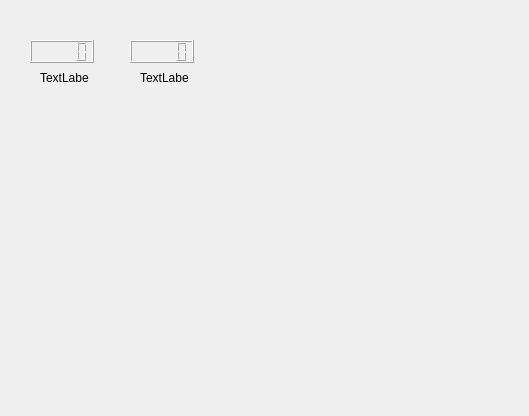
Qt form code/MonitoringVitalSigns/patientmonitorwidget.ui (FernandoRodriguesDeSantana/final_project_POO) before a commit.
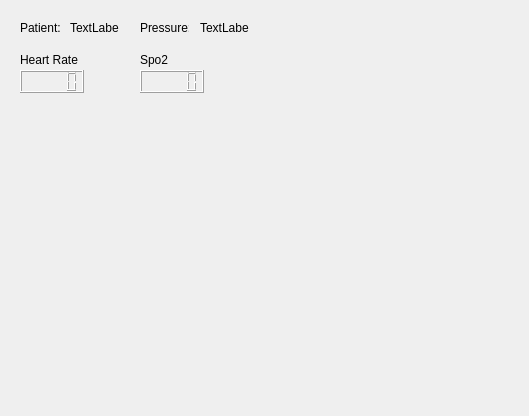
The same form after that commit.

```diff
--- a/code/MonitoringVitalSigns/patientmonitorwidget.ui
+++ b/code/MonitoringVitalSigns/patientmonitorwidget.ui
@@ -16,8 +16,8 @@
   <widget class="QLCDNumber" name="lcdO2Sat">
    <property name="geometry">
     <rect>
-     <x>130</x>
-     <y>40</y>
+     <x>140</x>
+     <y>70</y>
      <width>64</width>
      <height>23</height>
     </rect>
@@ -26,8 +26,8 @@
   <widget class="QLCDNumber" name="lcdHeartRate">
    <property name="geometry">
     <rect>
-     <x>30</x>
-     <y>40</y>
+     <x>20</x>
+     <y>70</y>
      <width>64</width>
      <height>23</height>
     </rect>
@@ -36,8 +36,8 @@
   <widget class="QLabel" name="labelPatientName">
    <property name="geometry">
     <rect>
-     <x>40</x>
-     <y>70</y>
+     <x>70</x>
+     <y>20</y>
      <width>49</width>
      <height>16</height>
     </rect>
@@ -49,8 +49,8 @@
   <widget class="QLabel" name="labelPressure">
    <property name="geometry">
     <rect>
-     <x>140</x>
-     <y>70</y>
+     <x>200</x>
+     <y>20</y>
      <width>49</width>
      <height>16</height>
     </rect>
@@ -59,6 +59,58 @@
     <string>TextLabel</string>
    </property>
   </widget>
+  <widget class="QLabel" name="label">
+   <property name="geometry">
+    <rect>
+     <x>20</x>
+     <y>50</y>
+     <width>71</width>
+     <height>20</height>
+    </rect>
+   </property>
+   <property name="text">
+    <string>Heart Rate</string>
+   </property>
+  </widget>
+  <widget class="QLabel" name="label_2">
+   <property name="geometry">
+    <rect>
+     <x>140</x>
+     <y>50</y>
+     <width>71</width>
+     <height>20</height>
+    </rect>
+   </property>
+   <property name="text">
+    <string>Spo2</string>
+   </property>
+  </widget>
+  <widget class="QLabel" name="label_3">
+   <property name="geometry">
+    <rect>
+     <x>140</x>
+     <y>20</y>
+     <width>49</width>
+     <height>16</height>
+    </rect>
+   </property>
+   <property name="text">
+    <string>Pressure:</string>
+   </property>
+  </widget>
+  <widget class="QLabel" name="label_4">
+   <property name="geometry">
+    <rect>
+     <x>20</x>
+     <y>20</y>
+     <width>49</width>
+     <height>16</height>
+    </rect>
+   </property>
+   <property name="text">
+    <string>Patient:</string>
+   </property>
+  </widget>
  </widget>
  <resources/>
  <connections/>
```
